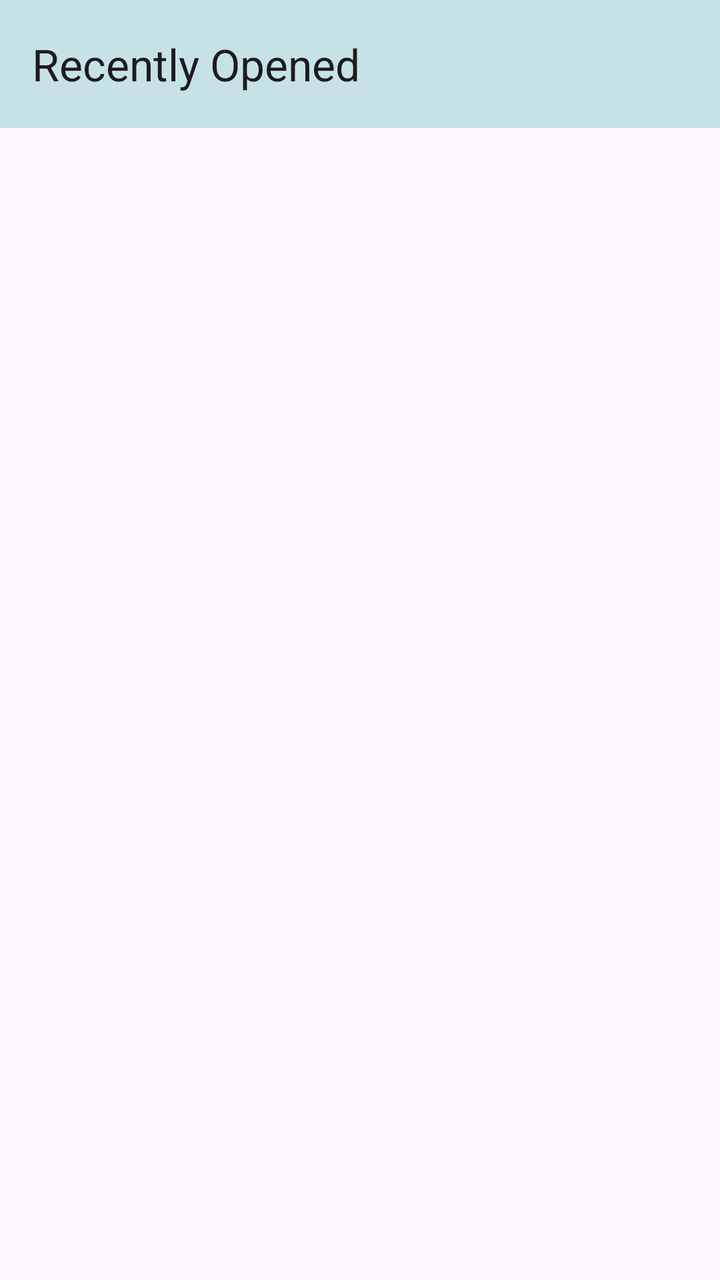
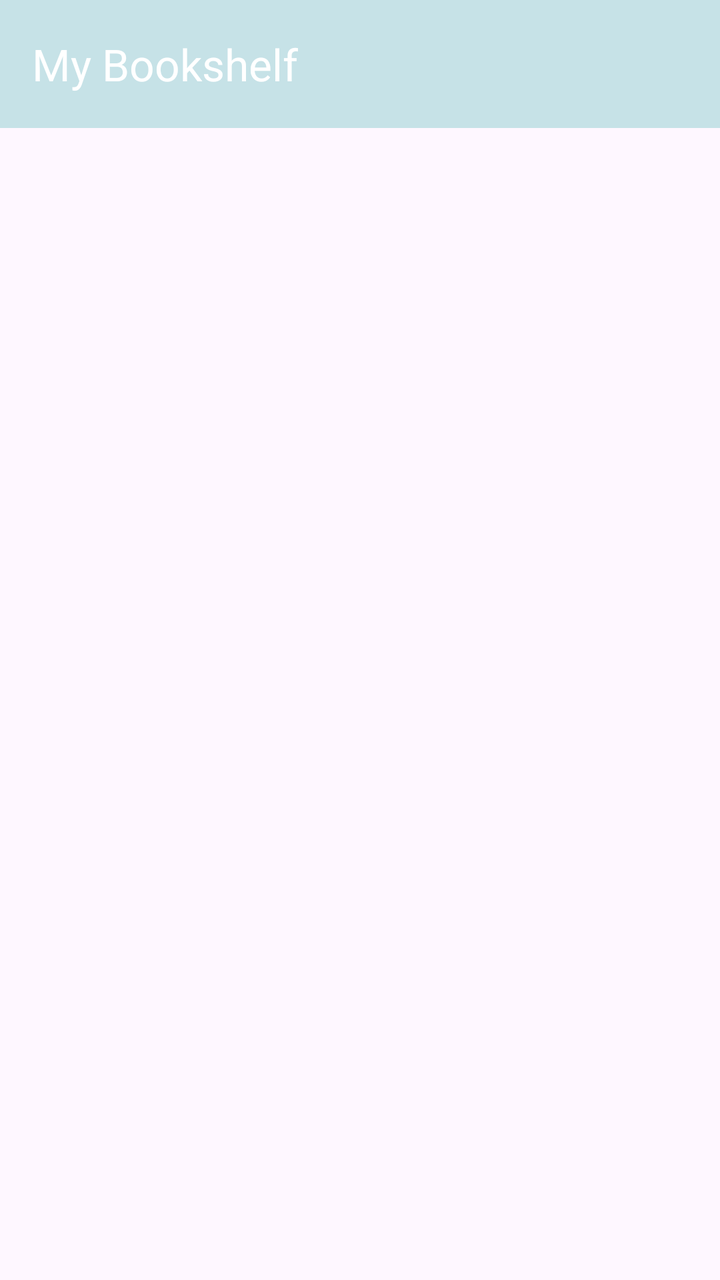

Before-and-after screenshots of an Android layout around one commit, followed by the original layout XML and the change that was made.
<!-- AndroidManifest.xml: application theme Theme.RecipeBookReader -->
<!-- res/layout/activity_recent_files.xml -->
<?xml version="1.0" encoding="utf-8"?>
<androidx.drawerlayout.widget.DrawerLayout
    xmlns:android="http://schemas.android.com/apk/res/android"
    xmlns:app="http://schemas.android.com/apk/res-auto"
    android:id="@+id/drawer_layout"
    android:layout_width="match_parent"
    android:layout_height="match_parent">

    <LinearLayout
        android:layout_width="match_parent"
        android:layout_height="match_parent"
        android:orientation="vertical">

        <androidx.appcompat.widget.Toolbar
            android:id="@+id/toolbar"
            android:layout_width="match_parent"
            android:layout_height="?attr/actionBarSize"
            android:background="@color/pastel_blue"
            app:title="Recently Opened" />

        <androidx.recyclerview.widget.RecyclerView
            android:id="@+id/recentRecyclerView"
            android:layout_width="match_parent"
            android:layout_height="match_parent" />
    </LinearLayout>

    <androidx.fragment.app.FragmentContainerView
        android:id="@+id/control_drawer_container"
        android:name="apk.hurnell.recipebookreader.ui.ControlFragment"
        android:layout_width="300dp"
        android:layout_height="match_parent"
        android:layout_gravity="start"
        android:background="@android:color/white" />

</androidx.drawerlayout.widget.DrawerLayout>
<!-- resources referenced by this layout -->
<resources>
  <color name="pastel_blue">#FFC6E2E7</color>
  <style name="Theme.RecipeBookReader" parent="Base.Theme.RecipeBookReader" />
  <style name="Base.Theme.RecipeBookReader" parent="Theme.Material3.DayNight.NoActionBar">
          
          
  
      </style>
</resources>

<!-- the commit's change to res/layout/activity_recent_files.xml (unified diff, before → after) -->
@@ -4,25 +4,34 @@
     xmlns:app="http://schemas.android.com/apk/res-auto"
     android:id="@+id/drawer_layout"
     android:layout_width="match_parent"
-    android:layout_height="match_parent">
+    android:layout_height="match_parent"
+    android:fitsSystemWindows="true">
 
-    <LinearLayout
+    <androidx.coordinatorlayout.widget.CoordinatorLayout
         android:layout_width="match_parent"
-        android:layout_height="match_parent"
-        android:orientation="vertical">
+        android:layout_height="match_parent">
 
-        <androidx.appcompat.widget.Toolbar
-            android:id="@+id/toolbar"
+        <com.google.android.material.appbar.AppBarLayout
             android:layout_width="match_parent"
-            android:layout_height="?attr/actionBarSize"
-            android:background="@color/pastel_blue"
-            app:title="Recently Opened" />
+            android:layout_height="wrap_content"
+            android:background="@color/pastel_blue">
+
+            <androidx.appcompat.widget.Toolbar
+                android:id="@+id/toolbar"
+                android:layout_width="match_parent"
+                android:layout_height="?attr/actionBarSize"
+                app:title="My Bookshelf"
+                app:titleTextColor="@android:color/white" />
+        </com.google.android.material.appbar.AppBarLayout>
 
         <androidx.recyclerview.widget.RecyclerView
             android:id="@+id/recentRecyclerView"
             android:layout_width="match_parent"
-            android:layout_height="match_parent" />
-    </LinearLayout>
+            android:layout_height="match_parent"
+            app:layout_behavior="@string/appbar_scrolling_view_behavior"
+            android:padding="8dp" />
+
+    </androidx.coordinatorlayout.widget.CoordinatorLayout>
 
     <androidx.fragment.app.FragmentContainerView
         android:id="@+id/control_drawer_container"
@@ -30,6 +39,7 @@
         android:layout_width="300dp"
         android:layout_height="match_parent"
         android:layout_gravity="start"
+        android:fitsSystemWindows="true"
         android:background="@android:color/white" />
 
 </androidx.drawerlayout.widget.DrawerLayout>
